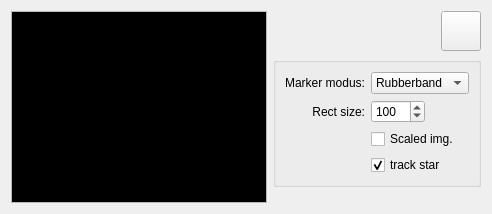
Old version of the form app/AstroCameraRemote/StarTrack_StarTrackView.ui in the repository blackphil/AstroCameraRemote.
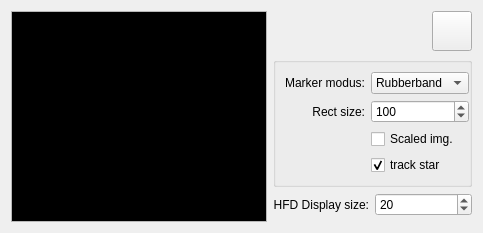
New version of the form. Icons and pictures are not drawn. Custom widgets are drawn as their Qt base class.

Commit message: Can change font size of the hfd display.

Patch:
```diff
--- a/app/AstroCameraRemote/StarTrack_StarTrackView.ui
+++ b/app/AstroCameraRemote/StarTrack_StarTrackView.ui
@@ -6,7 +6,7 @@
    <rect>
     <x>0</x>
     <y>0</y>
-    <width>462</width>
+    <width>453</width>
     <height>210</height>
    </rect>
   </property>
@@ -14,20 +14,7 @@
    <string>Form</string>
   </property>
   <layout class="QGridLayout" name="gridLayout_2">
-   <item row="2" column="1">
-    <spacer name="verticalSpacer">
-     <property name="orientation">
-      <enum>Qt::Vertical</enum>
-     </property>
-     <property name="sizeHint" stdset="0">
-      <size>
-       <width>20</width>
-       <height>40</height>
-      </size>
-     </property>
-    </spacer>
-   </item>
-   <item row="0" column="2">
+   <item row="0" column="3">
     <widget class="QPushButton" name="toggleFullscreenBtn">
      <property name="minimumSize">
       <size>
@@ -60,7 +47,151 @@
      </property>
     </widget>
    </item>
-   <item row="0" column="0" rowspan="3">
+   <item row="1" column="1" rowspan="2" colspan="3">
+    <widget class="QGroupBox" name="settingsGroupBox">
+     <property name="sizePolicy">
+      <sizepolicy hsizetype="Maximum" vsizetype="MinimumExpanding">
+       <horstretch>0</horstretch>
+       <verstretch>0</verstretch>
+      </sizepolicy>
+     </property>
+     <property name="title">
+      <string/>
+     </property>
+     <property name="flat">
+      <bool>true</bool>
+     </property>
+     <layout class="QGridLayout" name="gridLayout">
+      <property name="leftMargin">
+       <number>9</number>
+      </property>
+      <property name="rightMargin">
+       <number>0</number>
+      </property>
+      <item row="0" column="0">
+       <widget class="QLabel" name="label_9">
+        <property name="sizePolicy">
+         <sizepolicy hsizetype="Preferred" vsizetype="Preferred">
+          <horstretch>0</horstretch>
+          <verstretch>0</verstretch>
+         </sizepolicy>
+        </property>
+        <property name="text">
+         <string>Marker modus:</string>
+        </property>
+        <property name="alignment">
+         <set>Qt::AlignRight|Qt::AlignTrailing|Qt::AlignVCenter</set>
+        </property>
+       </widget>
+      </item>
+      <item row="0" column="1">
+       <widget class="QComboBox" name="markerModusCombobox">
+        <property name="sizePolicy">
+         <sizepolicy hsizetype="MinimumExpanding" vsizetype="Fixed">
+          <horstretch>0</horstretch>
+          <verstretch>0</verstretch>
+         </sizepolicy>
+        </property>
+        <item>
+         <property name="text">
+          <string>Rubberband</string>
+         </property>
+        </item>
+        <item>
+         <property name="text">
+          <string>Fixed rect</string>
+         </property>
+        </item>
+       </widget>
+      </item>
+      <item row="1" column="0">
+       <widget class="QLabel" name="label_7">
+        <property name="text">
+         <string>Rect size:</string>
+        </property>
+        <property name="alignment">
+         <set>Qt::AlignRight|Qt::AlignTrailing|Qt::AlignVCenter</set>
+        </property>
+       </widget>
+      </item>
+      <item row="1" column="1">
+       <widget class="QSpinBox" name="markerFixedRectSpinbox">
+        <property name="sizePolicy">
+         <sizepolicy hsizetype="MinimumExpanding" vsizetype="Fixed">
+          <horstretch>0</horstretch>
+          <verstretch>0</verstretch>
+         </sizepolicy>
+        </property>
+        <property name="maximum">
+         <number>1000</number>
+        </property>
+        <property name="value">
+         <number>100</number>
+        </property>
+       </widget>
+      </item>
+      <item row="2" column="1">
+       <widget class="QCheckBox" name="scaledImageCheckbox">
+        <property name="sizePolicy">
+         <sizepolicy hsizetype="MinimumExpanding" vsizetype="Fixed">
+          <horstretch>0</horstretch>
+          <verstretch>0</verstretch>
+         </sizepolicy>
+        </property>
+        <property name="text">
+         <string>Scaled img.</string>
+        </property>
+       </widget>
+      </item>
+      <item row="3" column="1">
+       <widget class="QCheckBox" name="trackStarEnabledCheckbox">
+        <property name="sizePolicy">
+         <sizepolicy hsizetype="MinimumExpanding" vsizetype="Fixed">
+          <horstretch>0</horstretch>
+          <verstretch>0</verstretch>
+         </sizepolicy>
+        </property>
+        <property name="text">
+         <string>track star</string>
+        </property>
+        <property name="checked">
+         <bool>true</bool>
+        </property>
+       </widget>
+      </item>
+     </layout>
+    </widget>
+   </item>
+   <item row="3" column="2" colspan="2">
+    <widget class="QSpinBox" name="hfdFontPointSize">
+     <property name="sizePolicy">
+      <sizepolicy hsizetype="MinimumExpanding" vsizetype="Fixed">
+       <horstretch>0</horstretch>
+       <verstretch>0</verstretch>
+      </sizepolicy>
+     </property>
+     <property name="value">
+      <number>20</number>
+     </property>
+    </widget>
+   </item>
+   <item row="3" column="1">
+    <widget class="QLabel" name="label">
+     <property name="sizePolicy">
+      <sizepolicy hsizetype="Preferred" vsizetype="Preferred">
+       <horstretch>0</horstretch>
+       <verstretch>0</verstretch>
+      </sizepolicy>
+     </property>
+     <property name="text">
+      <string>HFD Display size:</string>
+     </property>
+     <property name="alignment">
+      <set>Qt::AlignRight|Qt::AlignTrailing|Qt::AlignVCenter</set>
+     </property>
+    </widget>
+   </item>
+   <item row="0" column="0" rowspan="5">
     <widget class="StarTrack::GraphicsView" name="starTrackView">
      <property name="sizePolicy">
       <sizepolicy hsizetype="MinimumExpanding" vsizetype="MinimumExpanding">
@@ -119,115 +250,6 @@
      </property>
     </widget>
    </item>
-   <item row="1" column="1" colspan="2">
-    <widget class="QGroupBox" name="settingsGroupBox">
-     <property name="sizePolicy">
-      <sizepolicy hsizetype="Maximum" vsizetype="Preferred">
-       <horstretch>0</horstretch>
-       <verstretch>0</verstretch>
-      </sizepolicy>
-     </property>
-     <property name="title">
-      <string/>
-     </property>
-     <property name="flat">
-      <bool>true</bool>
-     </property>
-     <layout class="QGridLayout" name="gridLayout">
-      <item row="3" column="1">
-       <widget class="QCheckBox" name="trackStarEnabledCheckbox">
-        <property name="sizePolicy">
-         <sizepolicy hsizetype="Maximum" vsizetype="Fixed">
-          <horstretch>0</horstretch>
-          <verstretch>0</verstretch>
-         </sizepolicy>
-        </property>
-        <property name="text">
-         <string>track star</string>
-        </property>
-        <property name="checked">
-         <bool>true</bool>
-        </property>
-       </widget>
-      </item>
-      <item row="0" column="0">
-       <widget class="QLabel" name="label_9">
-        <property name="sizePolicy">
-         <sizepolicy hsizetype="Maximum" vsizetype="Preferred">
-          <horstretch>0</horstretch>
-          <verstretch>0</verstretch>
-         </sizepolicy>
-        </property>
-        <property name="text">
-         <string>Marker modus:</string>
-        </property>
-        <property name="alignment">
-         <set>Qt::AlignRight|Qt::AlignTrailing|Qt::AlignVCenter</set>
-        </property>
-       </widget>
-      </item>
-      <item row="2" column="1">
-       <widget class="QCheckBox" name="scaledImageCheckbox">
-        <property name="sizePolicy">
-         <sizepolicy hsizetype="Maximum" vsizetype="Fixed">
-          <horstretch>0</horstretch>
-          <verstretch>0</verstretch>
-         </sizepolicy>
-        </property>
-        <property name="text">
-         <string>Scaled img.</string>
-        </property>
-       </widget>
-      </item>
-      <item row="1" column="1">
-       <widget class="QSpinBox" name="markerFixedRectSpinbox">
-        <property name="sizePolicy">
-         <sizepolicy hsizetype="Maximum" vsizetype="Fixed">
-          <horstretch>0</horstretch>
-          <verstretch>0</verstretch>
-         </sizepolicy>
-        </property>
-        <property name="maximum">
-         <number>1000</number>
-        </property>
-        <property name="value">
-         <number>100</number>
-        </property>
-       </widget>
-      </item>
-      <item row="0" column="1">
-       <widget class="QComboBox" name="markerModusCombobox">
-        <property name="sizePolicy">
-         <sizepolicy hsizetype="Maximum" vsizetype="Fixed">
-          <horstretch>0</horstretch>
-          <verstretch>0</verstretch>
-         </sizepolicy>
-        </property>
-        <item>
-         <property name="text">
-          <string>Rubberband</string>
-         </property>
-        </item>
-        <item>
-         <property name="text">
-          <string>Fixed rect</string>
-         </property>
-        </item>
-       </widget>
-      </item>
-      <item row="1" column="0">
-       <widget class="QLabel" name="label_7">
-        <property name="text">
-         <string>Rect size:</string>
-        </property>
-        <property name="alignment">
-         <set>Qt::AlignRight|Qt::AlignTrailing|Qt::AlignVCenter</set>
-        </property>
-       </widget>
-      </item>
-     </layout>
-    </widget>
-   </item>
   </layout>
  </widget>
  <customwidgets>
```
The commit also changes 8 other files.
